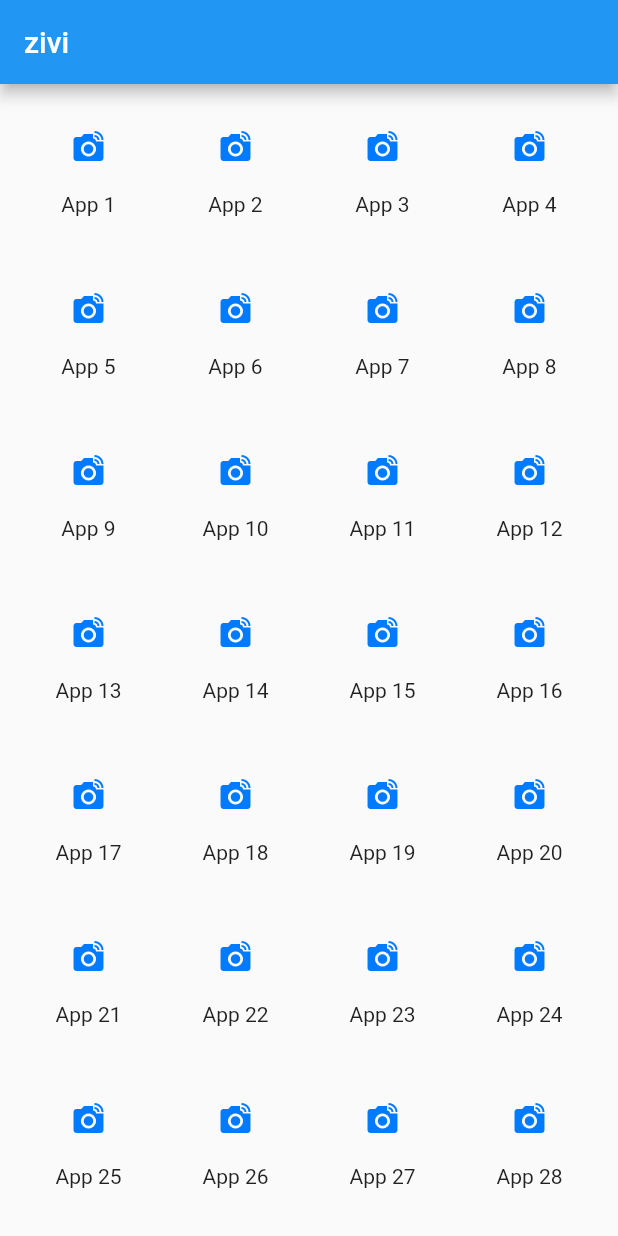
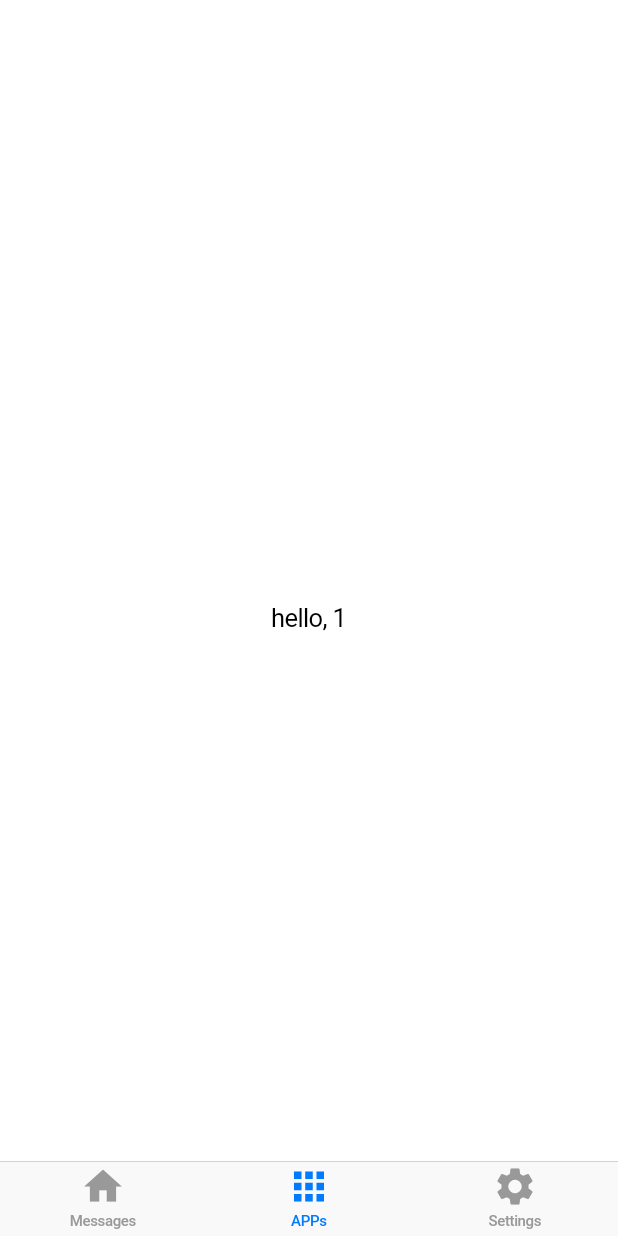
Before and after one commit to zenoven/zivi, a Flutter app: the screen it shows after launch, on a phone screen of 412 x 824 dp. Run offline on Flutter 3.47's test engine with Material 2 defaults, Android fonts, the phone set to English and light mode, and no system bars.

Commit message:
feat: refactor configs and routes

```diff
--- /dev/null
+++ b/lib/config.dart
@@ -0,0 +1,59 @@
+import 'package:flutter/rendering.dart';
+import 'package:flutter/widgets.dart';
+import 'package:flutter/material.dart';
+import 'package:zivi/screen/home.dart';
+import 'package:zivi/screen/apps.dart';
+
+typedef RouteBuilder = Widget Function(BuildContext buildContext);
+
+abstract class Config {
+  static final appName = 'zivi';
+  static final appDesc = 'Daily app launcher written with Flutter and dart.';
+  static final views = <Map<String, Map<String, dynamic>>>[
+    {
+      'home': {
+        'widget': (BuildContext buildContext) => new Home(),
+        'icon': Icon(Icons.home),
+        'title': 'Messages',
+      }
+    },
+    {
+      'summary': {
+        'widget': (BuildContext buildContext) => new Apps(),
+        'icon': Icon(Icons.apps),
+        'title': 'APPs',
+      }
+    },
+    {
+      'apps': {
+        'widget': (BuildContext buildContext) => new Apps(),
+        'icon': Icon(Icons.settings),
+        'title': 'Settings',
+      }
+    },
+  ];
+
+  static Map<String, RouteBuilder> get routes {
+    return views.fold({}, (combined, next) {
+      String key = next.keys.toList()[0];
+      combined[key] = next[key]['widget'];
+      return combined;
+    });
+  }
+
+  static List<Map<String, dynamic>> get tabs {
+    return views.map((item) {
+      String key = item.keys.toList()[0];
+      return item[key];
+    }).toList();
+  }
+}
+
+abstract class Style {
+  static final gutter = 20.0;
+  static final gutters = {
+    'all': EdgeInsets.all(gutter),
+    'horizontal': EdgeInsets.fromLTRB(gutter, 0, gutter, 0),
+    'vertical': EdgeInsets.fromLTRB(0, gutter, 0, gutter),
+  };
+}
--- a/lib/const.dart
+++ /dev/null
@@ -1,12 +0,0 @@
-import 'package:flutter/rendering.dart';
-
-final appConfig = {
-  'name': 'zivi',
-  'desc': 'Daily app launcher written with Flutter and dart.'
-};
-final gutter = 20.0;
-final gutters = {
-  'all': EdgeInsets.all(gutter),
-  'horizontal': EdgeInsets.fromLTRB(gutter, 0, gutter, 0),
-  'vertical': EdgeInsets.fromLTRB(0, gutter, 0, gutter),
-};
--- a/lib/main.dart
+++ b/lib/main.dart
@@ -1,9 +1,12 @@
 import 'package:flutter/cupertino.dart';
 import 'package:flutter/material.dart';
-import 'package:zivi/const.dart';
-import 'package:zivi/routes.dart';
+import 'package:flutter/services.dart';
+import 'package:zivi/config.dart';
 
 void main() {
+  // 只支持竖屏模式
+  SystemChrome.setPreferredOrientations(
+      [DeviceOrientation.portraitUp, DeviceOrientation.portraitDown]);
   return runApp(MyApp());
 }
 
@@ -11,14 +14,15 @@ class MyApp extends StatelessWidget {
   // This widget is the root of your application.
   @override
   Widget build(BuildContext context) {
+    print(Config.tabs);
     return CupertinoApp(
       localizationsDelegates: const <LocalizationsDelegate<dynamic>>[
         DefaultMaterialLocalizations.delegate,
         DefaultWidgetsLocalizations.delegate,
       ],
-      title: appConfig['name'],
-      home: routes['summary'](context),
-      routes: routes,
+      title: Config.appName,
+      home: Config.routes['home'](context),
+      routes: Config.routes,
     );
   }
 }
--- a/lib/routes.dart
+++ /dev/null
@@ -1,6 +0,0 @@
-import 'package:zivi/screen/apps.dart';
-
-final routes = {
-  'summary': (buildContext) => new Apps(),
-  'apps': (buildContext) => new Apps(),
-};
--- a/lib/screen/apps.dart
+++ b/lib/screen/apps.dart
@@ -1,6 +1,6 @@
 import 'package:flutter/cupertino.dart';
 import 'package:flutter/material.dart';
-import 'package:zivi/const.dart';
+import 'package:zivi/config.dart';
 import 'package:zivi/ui/app_item.dart';
 // import 'package:provider/provider.dart';
 
@@ -20,12 +20,12 @@ class Apps extends StatelessWidget {
         title: Text('zivi'),
       ),
       body: Container(
-        padding: gutters['all'],
+        padding: Style.gutters['all'],
         child: GridView(
           gridDelegate: SliverGridDelegateWithFixedCrossAxisCount(
               crossAxisCount: 4,
-              mainAxisSpacing: gutter * 1.5,
-              crossAxisSpacing: gutter),
+              mainAxisSpacing: Style.gutter * 1.5,
+              crossAxisSpacing: Style.gutter),
           children: getFakeAppItems(),
         ),
       ),
--- /dev/null
+++ b/lib/screen/home.dart
@@ -0,0 +1,34 @@
+import 'package:flutter/cupertino.dart';
+import 'package:flutter/material.dart';
+import 'package:zivi/config.dart';
+
+final _bottomBarItems = Config.tabs.map((tab) {
+  return BottomNavigationBarItem(icon: tab['icon'], title: Text(tab['title']));
+}).toList();
+
+class Home extends StatelessWidget {
+  CupertinoTabController _tabController = CupertinoTabController(
+    initialIndex: 1,
+  );
+  @override
+  Widget build(BuildContext buildContext) {
+    return CupertinoTabScaffold(
+      tabBar: CupertinoTabBar(
+        items: _bottomBarItems,
+      ),
+      controller: _tabController,
+      tabBuilder: (BuildContext ctx, int i) {
+        return CupertinoTabView(
+          builder: (BuildContext ctx) {
+            return CupertinoPageScaffold(
+              child: Container(
+                padding: Style.gutters['all'],
+                child: Center(child: Text('hello, $i')),
+              ),
+            );
+          },
+        );
+      },
+    );
+  }
+}
--- /dev/null
+++ b/lib/screen/summary.dart
@@ -0,0 +1,10 @@
+import 'package:flutter/cupertino.dart';
+import 'package:flutter/material.dart';
+import 'package:zivi/config.dart';
+
+class Summary extends StatelessWidget {
+  @override
+  Widget build(BuildContext buildContext) {
+    return Text('Home page');
+  }
+}
```
